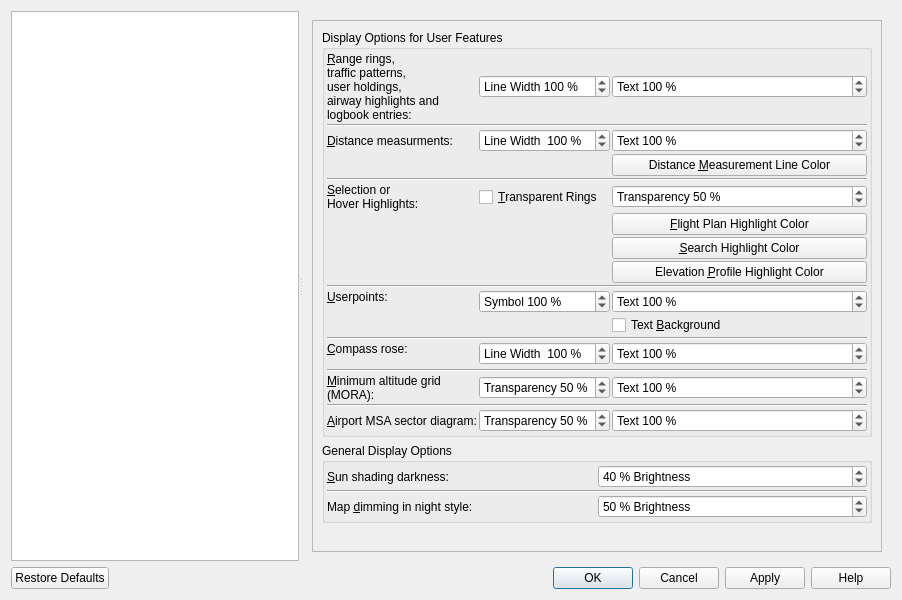
Qt form src/options/options.ui (albar965/littlenavmap) before a commit.
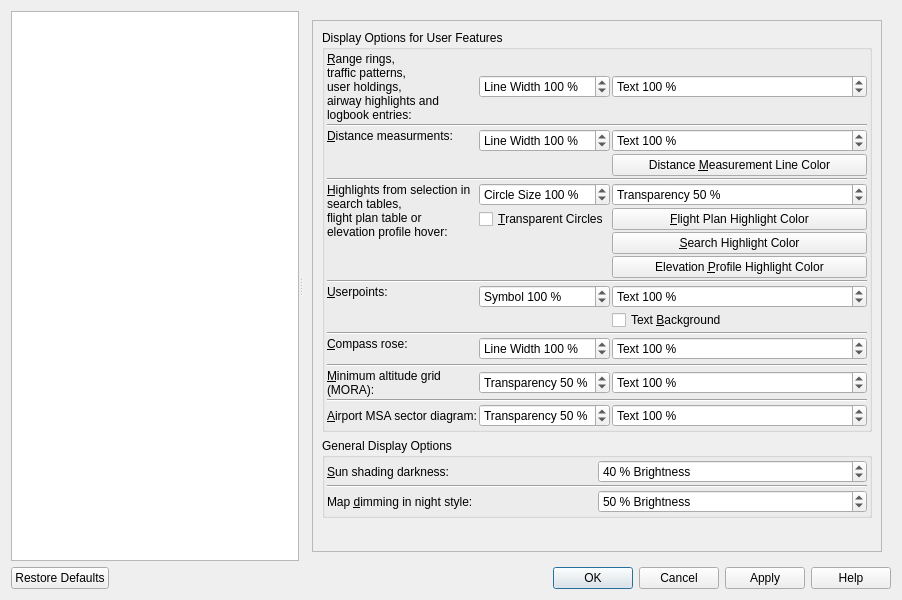
The same form after that commit. The open tabs and pages were chosen to show the change.

Commit message: Improved highlight marks and adjusting size to highlighted map feature now. Added size option for highlight marks. Highlight marks from table selections are always shown on top of other map features now. Fixes for more accuracy when calculating the size of map features.

```diff
--- a/src/options/options.ui
+++ b/src/options/options.ui
@@ -3355,7 +3355,7 @@
              <x>0</x>
              <y>0</y>
              <width>581</width>
-             <height>553</height>
+             <height>547</height>
             </rect>
            </property>
            <layout class="QGridLayout" name="gridLayout_35">
@@ -3393,7 +3393,28 @@
                <property name="spacing">
                 <number>2</number>
                </property>
-               <item row="20" column="2">
+               <item row="18" column="2">
+                <widget class="QLabel" name="labelOptionsMapMora">
+                 <property name="toolTip">
+                  <string>Thickness of the compass rose lines</string>
+                 </property>
+                 <property name="text">
+                  <string>&amp;Minimum altitude grid
+(MORA):</string>
+                 </property>
+                 <property name="buddy">
+                  <cstring>spinBoxOptionsDisplayTransparencyMora</cstring>
+                 </property>
+                </widget>
+               </item>
+               <item row="14" column="2" colspan="3">
+                <widget class="Line" name="line_3">
+                 <property name="orientation">
+                  <enum>Qt::Horizontal</enum>
+                 </property>
+                </widget>
+               </item>
+               <item row="21" column="2">
                 <widget class="QLabel" name="labelOptionsMapAirportMsa">
                  <property name="toolTip">
                   <string>Thickness of the compass rose lines</string>
@@ -3413,268 +3434,6 @@
                  </property>
                 </widget>
                </item>
-               <item row="0" column="3">
-                <widget class="QSpinBox" name="spinBoxOptionsDisplayThicknessUserFeature">
-                 <property name="toolTip">
-                  <string>Line thickness</string>
-                 </property>
-                 <property name="suffix">
-                  <string> %</string>
-                 </property>
-                 <property name="prefix">
-                  <string>Line Width </string>
-                 </property>
-                 <property name="minimum">
-                  <number>50</number>
-                 </property>
-                 <property name="maximum">
-                  <number>200</number>
-                 </property>
-                 <property name="singleStep">
-                  <number>10</number>
-                 </property>
-                 <property name="value">
-                  <number>100</number>
-                 </property>
-                </widget>
-               </item>
-               <item row="3" column="2">
-                <widget class="QLabel" name="labelOptionsMapDistanceMeasurement">
-                 <property name="text">
-                  <string>&amp;Distance measurments:</string>
-                 </property>
-                 <property name="buddy">
-                  <cstring>spinBoxOptionsDisplayThicknessUserFeature</cstring>
-                 </property>
-                </widget>
-               </item>
-               <item row="7" column="4">
-                <widget class="QPushButton" name="pushButtonOptionsMapHighlightFlightPlanColor">
-                 <property name="sizePolicy">
-                  <sizepolicy hsizetype="Expanding" vsizetype="Fixed">
-                   <horstretch>0</horstretch>
-                   <verstretch>0</verstretch>
-                  </sizepolicy>
-                 </property>
-                 <property name="toolTip">
-                  <string>Color for highlighted legs in the flight plan table.</string>
-                 </property>
-                 <property name="text">
-                  <string>&amp;Flight Plan Highlight Color</string>
-                 </property>
-                </widget>
-               </item>
-               <item row="6" column="4">
-                <widget class="QSpinBox" name="spinBoxOptionsMapHighlightTransparent">
-                 <property name="toolTip">
-                  <string>Transparency of the selection highlight rings.
-Value 0 is opaque and 90 is most transparent.</string>
-                 </property>
-                 <property name="suffix">
-                  <string> %</string>
-                 </property>
-                 <property name="prefix">
-                  <string>Transparency </string>
-                 </property>
-                 <property name="minimum">
-                  <number>0</number>
-                 </property>
-                 <property name="maximum">
-                  <number>90</number>
-                 </property>
-                 <property name="singleStep">
-                  <number>10</number>
-                 </property>
-                 <property name="value">
-                  <number>50</number>
-                 </property>
-                </widget>
-               </item>
-               <item row="3" column="3">
-                <widget class="QSpinBox" name="spinBoxOptionsDisplayThicknessMeasurement">
-                 <property name="toolTip">
-                  <string>Line thickness for measurement labels</string>
-                 </property>
-                 <property name="suffix">
-                  <string> %</string>
-                 </property>
-                 <property name="prefix">
-                  <string>Line Width  </string>
-                 </property>
-                 <property name="minimum">
-                  <number>50</number>
-                 </property>
-                 <property name="maximum">
-                  <number>200</number>
-                 </property>
-                 <property name="singleStep">
-                  <number>10</number>
-                 </property>
-                 <property name="value">
-                  <number>100</number>
-                 </property>
-                </widget>
-               </item>
-               <item row="12" column="4">
-                <widget class="QCheckBox" name="checkBoxOptionsMapUserpointText">
-                 <property name="toolTip">
-                  <string>Draw white background for userpoint text labels</string>
-                 </property>
-                 <property name="text">
-                  <string>Text &amp;Background</string>
-                 </property>
-                </widget>
-               </item>
-               <item row="8" column="4">
-                <widget class="QPushButton" name="pushButtonOptionsMapHighlightSearchColor">
-                 <property name="sizePolicy">
-                  <sizepolicy hsizetype="Expanding" vsizetype="Fixed">
-                   <horstretch>0</horstretch>
-                   <verstretch>0</verstretch>
-                  </sizepolicy>
-                 </property>
-                 <property name="toolTip">
-                  <string>Color for highlight of selected search results.</string>
-                 </property>
-                 <property name="text">
-                  <string>&amp;Search Highlight Color</string>
-                 </property>
-                </widget>
-               </item>
-               <item row="17" column="2">
-                <widget class="QLabel" name="labelOptionsMapMora">
-                 <property name="toolTip">
-                  <string>Thickness of the compass rose lines</string>
-                 </property>
-                 <property name="text">
-                  <string>&amp;Minimum altitude grid
-(MORA):</string>
-                 </property>
-                 <property name="buddy">
-                  <cstring>spinBoxOptionsDisplayTransparencyMora</cstring>
-                 </property>
-                </widget>
-               </item>
-               <item row="17" column="4">
-                <widget class="QSpinBox" name="spinBoxOptionsDisplayTextSizeMora">
-                 <property name="toolTip">
-                  <string>Text size of the MORA altitude labels</string>
-                 </property>
-                 <property name="suffix">
-                  <string> %</string>
-                 </property>
-                 <property name="prefix">
-                  <string>Text </string>
-                 </property>
-                 <property name="minimum">
-                  <number>20</number>
-                 </property>
-                 <property name="maximum">
-                  <number>150</number>
-                 </property>
-                 <property name="singleStep">
-                  <number>10</number>
-                 </property>
-                 <property name="value">
-                  <number>100</number>
-                 </property>
-                </widget>
-               </item>
-               <item row="14" column="3">
-                <widget class="QSpinBox" name="spinBoxOptionsDisplayThicknessCompassRose">
-                 <property name="toolTip">
-                  <string>Thickness of the compass rose lines</string>
-                 </property>
-                 <property name="suffix">
-                  <string> %</string>
-                 </property>
-                 <property name="prefix">
-                  <string>Line Width  </string>
-                 </property>
-                 <property name="minimum">
-                  <number>50</number>
-                 </property>
-                 <property name="maximum">
-                  <number>200</number>
-                 </property>
-                 <property name="singleStep">
-                  <number>10</number>
-                 </property>
-                 <property name="value">
-                  <number>100</number>
-                 </property>
-                </widget>
-               </item>
-               <item row="14" column="2" rowspan="2" alignment="Qt::AlignTop">
-                <widget class="QLabel" name="labelOptionsMapCompassRoseThickness">
-                 <property name="toolTip">
-                  <string>Thickness of the compass rose lines</string>
-                 </property>
-                 <property name="text">
-                  <string>&amp;Compass rose:</string>
-                 </property>
-                 <property name="buddy">
-                  <cstring>spinBoxOptionsDisplayThicknessCompassRose</cstring>
-                 </property>
-                </widget>
-               </item>
-               <item row="11" column="3">
-                <widget class="QSpinBox" name="spinBoxOptionsDisplaySymbolSizeUserpoint">
-                 <property name="toolTip">
-                  <string>Symbol size for userpoints</string>
-                 </property>
-                 <property name="suffix">
-                  <string> %</string>
-                 </property>
-                 <property name="prefix">
-                  <string>Symbol </string>
-                 </property>
-                 <property name="minimum">
-                  <number>50</number>
-                 </property>
-                 <property name="maximum">
-                  <number>200</number>
-                 </property>
-                 <property name="singleStep">
-                  <number>10</number>
-                 </property>
-                 <property name="value">
-                  <number>100</number>
-                 </property>
-                </widget>
-               </item>
-               <item row="19" column="2" colspan="3">
-                <widget class="Line" name="line_12">
-                 <property name="orientation">
-                  <enum>Qt::Horizontal</enum>
-                 </property>
-                </widget>
-               </item>
-               <item row="3" column="4">
-                <widget class="QSpinBox" name="spinBoxOptionsDisplayTextSizeMeasurement">
-                 <property name="toolTip">
-                  <string>Text size for measurement labels</string>
-                 </property>
-                 <property name="suffix">
-                  <string> %</string>
-                 </property>
-                 <property name="prefix">
-                  <string>Text </string>
-                 </property>
-                 <property name="minimum">
-                  <number>50</number>
-                 </property>
-                 <property name="maximum">
-                  <number>200</number>
-                 </property>
-                 <property name="singleStep">
-                  <number>10</number>
-                 </property>
-                 <property name="value">
-                  <number>100</number>
-                 </property>
-                </widget>
-               </item>
                <item row="0" column="2">
                 <widget class="QLabel" name="labelOptionsMapSizeUserFeature">
                  <property name="text">
@@ -3689,10 +3448,87 @@
                  </property>
                 </widget>
                </item>
-               <item row="17" column="3">
-                <widget class="QSpinBox" name="spinBoxOptionsDisplayTransparencyMora">
+               <item row="15" column="2" rowspan="2" alignment="Qt::AlignTop">
+                <widget class="QLabel" name="labelOptionsMapCompassRoseThickness">
                  <property name="toolTip">
-                  <string>Transparency of the MORA text and grid.
+                  <string>Thickness of the compass rose lines</string>
+                 </property>
+                 <property name="text">
+                  <string>&amp;Compass rose:</string>
+                 </property>
+                 <property name="buddy">
+                  <cstring>spinBoxOptionsDisplayThicknessCompassRose</cstring>
+                 </property>
+                </widget>
+               </item>
+               <item row="3" column="4">
+                <widget class="QSpinBox" name="spinBoxOptionsDisplayTextSizeMeasurement">
+                 <property name="toolTip">
+                  <string>Text size for measurement labels</string>
+                 </property>
+                 <property name="suffix">
+                  <string> %</string>
+                 </property>
+                 <property name="prefix">
+                  <string>Text </string>
+                 </property>
+                 <property name="minimum">
+                  <number>50</number>
+                 </property>
+                 <property name="maximum">
+                  <number>200</number>
+                 </property>
+                 <property name="singleStep">
+                  <number>10</number>
+                 </property>
+                 <property name="value">
+                  <number>100</number>
+                 </property>
+                </widget>
+               </item>
+               <item row="20" column="2" colspan="3">
+                <widget class="Line" name="line_12">
+                 <property name="orientation">
+                  <enum>Qt::Horizontal</enum>
+                 </property>
+                </widget>
+               </item>
+               <item row="12" column="3">
+                <widget class="QSpinBox" name="spinBoxOptionsDisplaySymbolSizeUserpoint">
+                 <property name="toolTip">
+                  <string>Symbol size for userpoints</string>
+                 </property>
+                 <property name="suffix">
+                  <string> %</string>
+                 </property>
+                 <property name="prefix">
+                  <string>Symbol </string>
+                 </property>
+                 <property name="minimum">
+                  <number>50</number>
+                 </property>
+                 <property name="maximum">
+                  <number>200</number>
+                 </property>
+                 <property name="singleStep">
+                  <number>10</number>
+                 </property>
+                 <property name="value">
+                  <number>100</number>
+                 </property>
+                </widget>
+               </item>
+               <item row="17" column="2" colspan="3">
+                <widget class="Line" name="line_17">
+                 <property name="orientation">
+                  <enum>Qt::Horizontal</enum>
+                 </property>
+                </widget>
+               </item>
+               <item row="7" column="4">
+                <widget class="QSpinBox" name="spinBoxOptionsMapHighlightTransparent">
+                 <property name="toolTip">
+                  <string>Transparency of the selection highlight circles.
 Value 0 is opaque and 90 is most transparent.</string>
                  </property>
                  <property name="suffix">
@@ -3715,7 +3551,7 @@
                  </property>
                 </widget>
                </item>
-               <item row="11" column="4">
+               <item row="12" column="4">
                 <widget class="QSpinBox" name="spinBoxOptionsDisplayTextSizeUserpoint">
                  <property name="toolTip">
                   <string>Label text size for userpoints</string>
@@ -3740,100 +3576,7 @@
                  </property>
                 </widget>
                </item>
-               <item row="9" column="4">
-                <widget class="QPushButton" name="pushButtonOptionsMapHighlightProfileColor">
-                 <property name="sizePolicy">
-                  <sizepolicy hsizetype="Expanding" vsizetype="Fixed">
-                   <horstretch>0</horstretch>
-                   <verstretch>0</verstretch>
-                  </sizepolicy>
-                 </property>
-                 <property name="toolTip">
-                  <string>Color for highlighted flight plan position for cursor in the elevation profile.</string>
-                 </property>
-                 <property name="text">
-                  <string>Elevation &amp;Profile Highlight Color</string>
-                 </property>
-                </widget>
-               </item>
-               <item row="0" column="4">
-                <widget class="QSpinBox" name="spinBoxOptionsDisplayTextSizeUserFeature">
-                 <property name="toolTip">
-                  <string>Text size for labels</string>
-                 </property>
-                 <property name="suffix">
-                  <string> %</string>
-                 </property>
-                 <property name="prefix">
-                  <string>Text </string>
-                 </property>
-                 <property name="minimum">
-                  <number>50</number>
-                 </property>
-                 <property name="maximum">
-                  <number>200</number>
-                 </property>
-                 <property name="singleStep">
-                  <number>10</number>
-                 </property>
-                 <property name="value">
-                  <number>100</number>
-                 </property>
-                </widget>
-               </item>
-               <item row="13" column="2" colspan="3">
-                <widget class="Line" name="line_3">
-                 <property name="orientation">
-                  <enum>Qt::Horizontal</enum>
-                 </property>
-                </widget>
-               </item>
-               <item row="6" column="3">
-                <widget class="QCheckBox" name="checkBoxOptionsMapHighlightTransparent">
-                 <property name="toolTip">
-                  <string>Change the display of rings highlighting selected features on the map.
-These are shown when a flight plan leg or an entry in a search result table is selected.</string>
-                 </property>
-                 <property name="text">
-                  <string>&amp;Transparent Rings</string>
-                 </property>
-                 <property name="checked">
-                  <bool>false</bool>
-                 </property>
-                </widget>
-               </item>
-               <item row="6" column="2">
-                <widget class="QLabel" name="labelOptionsMapSizeHighlight">
-                 <property name="text">
-                  <string>&amp;Selection or
-Hover Highlights:</string>
-                 </property>
-                 <property name="buddy">
-                  <cstring>spinBoxOptionsDisplayThicknessUserFeature</cstring>
-                 </property>
-                </widget>
-               </item>
-               <item row="11" column="2">
-                <widget class="QLabel" name="labelOptionsMapSizeUserpoint">
-                 <property name="text">
-                  <string>&amp;Userpoints:</string>
-                 </property>
-                 <property name="alignment">
-                  <set>Qt::AlignLeading|Qt::AlignLeft|Qt::AlignTop</set>
-                 </property>
-                 <property name="buddy">
-                  <cstring>spinBoxOptionsDisplaySymbolSizeNavaid</cstring>
-                 </property>
-                </widget>
-               </item>
-               <item row="2" column="2" colspan="3">
-                <widget class="Line" name="line_20">
-                 <property name="orientation">
-                  <enum>Qt::Horizontal</enum>
-                 </property>
-                </widget>
-               </item>
-               <item row="20" column="4">
+               <item row="21" column="4">
                 <widget class="QSpinBox" name="spinBoxOptionsDisplayTextSizeAirportMsa">
                  <property name="toolTip">
                   <string>Text size of the airport MSA altitude labels</string>
@@ -3858,14 +3601,7 @@
                  </property>
                 </widget>
                </item>
-               <item row="10" column="2" colspan="3">
-                <widget class="Line" name="line_16">
-                 <property name="orientation">
-                  <enum>Qt::Horizontal</enum>
-                 </property>
-                </widget>
-               </item>
-               <item row="14" column="4">
+               <item row="15" column="4">
                 <widget class="QSpinBox" name="spinBoxOptionsDisplayTextSizeCompassRose">
                  <property name="toolTip">
                   <string>Text size of the compass rose line labels</string>
@@ -3890,39 +3626,6 @@
                  </property>
                 </widget>
                </item>
-               <item row="16" column="2" colspan="3">
-                <widget class="Line" name="line_17">
-                 <property name="orientation">
-                  <enum>Qt::Horizontal</enum>
-                 </property>
-                </widget>
-               </item>
-               <item row="20" column="3">
-                <widget class="QSpinBox" name="spinBoxOptionsDisplayTransparencyAirportMsa">
-                 <property name="toolTip">
-                  <string>Transparency of the airport MSA sector text and lines.
-Value 0 is opaque and 90 is most transparent.</string>
-                 </property>
-                 <property name="suffix">
-                  <string> %</string>
-                 </property>
-                 <property name="prefix">
-                  <string>Transparency </string>
-                 </property>
-                 <property name="minimum">
-                  <number>0</number>
-                 </property>
-                 <property name="maximum">
-                  <number>90</number>
-                 </property>
-                 <property name="singleStep">
-                  <number>10</number>
-                 </property>
-                 <property name="value">
-                  <number>50</number>
-                 </property>
-                </widget>
-               </item>
                <item row="4" column="4">
                 <widget class="QPushButton" name="pushButtonOptionsMapMeasurementColor">
                  <property name="sizePolicy">
@@ -3940,6 +3643,337 @@
                  </property>
                 </widget>
                </item>
+               <item row="13" column="4">
+                <widget class="QCheckBox" name="checkBoxOptionsMapUserpointText">
+                 <property name="toolTip">
+                  <string>Draw white background for userpoint text labels</string>
+                 </property>
+                 <property name="text">
+                  <string>Text &amp;Background</string>
+                 </property>
+                </widget>
+               </item>
+               <item row="15" column="3">
+                <widget class="QSpinBox" name="spinBoxOptionsDisplayThicknessCompassRose">
+                 <property name="toolTip">
+                  <string>Thickness of the compass rose lines</string>
+                 </property>
+                 <property name="suffix">
+                  <string> %</string>
+                 </property>
+                 <property name="prefix">
+                  <string>Line Width </string>
+                 </property>
+                 <property name="minimum">
+                  <number>50</number>
+                 </property>
+                 <property name="maximum">
+                  <number>200</number>
+                 </property>
+                 <property name="singleStep">
+                  <number>10</number>
+                 </property>
+                 <property name="value">
+                  <number>100</number>
+                 </property>
+                </widget>
+               </item>
+               <item row="18" column="4">
+                <widget class="QSpinBox" name="spinBoxOptionsDisplayTextSizeMora">
+                 <property name="toolTip">
+                  <string>Text size of the MORA altitude labels</string>
+                 </property>
+                 <property name="suffix">
+                  <string> %</string>
+                 </property>
+                 <property name="prefix">
+                  <string>Text </string>
+                 </property>
+                 <property name="minimum">
+                  <number>20</number>
+                 </property>
+                 <property name="maximum">
+                  <number>150</number>
+                 </property>
+                 <property name="singleStep">
+                  <number>10</number>
+                 </property>
+                 <property name="value">
+                  <number>100</number>
+                 </property>
+                </widget>
+               </item>
+               <item row="18" column="3">
+                <widget class="QSpinBox" name="spinBoxOptionsDisplayTransparencyMora">
+                 <property name="toolTip">
+                  <string>Transparency of the MORA text and grid.
+Value 0 is opaque and 90 is most transparent.</string>
+                 </property>
+                 <property name="suffix">
+                  <string> %</string>
+                 </property>
+                 <property name="prefix">
+                  <string>Transparency </string>
+                 </property>
+                 <property name="minimum">
+                  <number>0</number>
+                 </property>
+                 <property name="maximum">
+                  <number>90</number>
+                 </property>
+                 <property name="singleStep">
+                  <number>10</number>
+                 </property>
+                 <property name="value">
+                  <number>50</number>
+                 </property>
+                </widget>
+               </item>
+               <item row="8" column="4">
+                <widget class="QPushButton" name="pushButtonOptionsMapHighlightFlightPlanColor">
+                 <property name="sizePolicy">
+                  <sizepolicy hsizetype="Expanding" vsizetype="Fixed">
+                   <horstretch>0</horstretch>
+                   <verstretch>0</verstretch>
+                  </sizepolicy>
+                 </property>
+                 <property name="toolTip">
+                  <string>Highlight color on the map for selected legs in the flight plan table.</string>
+                 </property>
+                 <property name="text">
+                  <string>&amp;Flight Plan Highlight Color</string>
+                 </property>
+                </widget>
+               </item>
+               <item row="3" column="3">
+                <widget class="QSpinBox" name="spinBoxOptionsDisplayThicknessMeasurement">
+                 <property name="toolTip">
+                  <string>Line thickness for measurement labels</string>
+                 </property>
+                 <property name="suffix">
+                  <string> %</string>
+                 </property>
+                 <property name="prefix">
+                  <string>Line Width </string>
+                 </property>
+                 <property name="minimum">
+                  <number>50</number>
+                 </property>
+                 <property name="maximum">
+                  <number>200</number>
+                 </property>
+                 <property name="singleStep">
+                  <number>10</number>
+                 </property>
+                 <property name="value">
+                  <number>100</number>
+                 </property>
+                </widget>
+               </item>
+               <item row="0" column="4">
+                <widget class="QSpinBox" name="spinBoxOptionsDisplayTextSizeUserFeature">
+                 <property name="toolTip">
+                  <string>Text size for labels</string>
+                 </property>
+                 <property name="suffix">
+                  <string> %</string>
+                 </property>
+                 <property name="prefix">
+                  <string>Text </string>
+                 </property>
+                 <property name="minimum">
+                  <number>50</number>
+                 </property>
+                 <property name="maximum">
+                  <number>200</number>
+                 </property>
+                 <property name="singleStep">
+                  <number>10</number>
+                 </property>
+                 <property name="value">
+                  <number>100</number>
+                 </property>
+                </widget>
+               </item>
+               <item row="2" column="2" colspan="3">
+                <widget class="Line" name="line_20">
+                 <property name="orientation">
+                  <enum>Qt::Horizontal</enum>
+                 </property>
+                </widget>
+               </item>
+               <item row="0" column="3">
+                <widget class="QSpinBox" name="spinBoxOptionsDisplayThicknessUserFeature">
+                 <property name="toolTip">
+                  <string>Line thickness</string>
+                 </property>
+                 <property name="suffix">
+                  <string> %</string>
+                 </property>
+                 <property name="prefix">
+                  <string>Line Width </string>
+                 </property>
+                 <property name="minimum">
+                  <number>50</number>
+                 </property>
+                 <property name="maximum">
+                  <number>200</number>
+                 </property>
+                 <property name="singleStep">
+                  <number>10</number>
+                 </property>
+                 <property name="value">
+                  <number>100</number>
+                 </property>
+                </widget>
+               </item>
+               <item row="9" column="4">
+                <widget class="QPushButton" name="pushButtonOptionsMapHighlightSearchColor">
+                 <property name="sizePolicy">
+                  <sizepolicy hsizetype="Expanding" vsizetype="Fixed">
+                   <horstretch>0</horstretch>
+                   <verstretch>0</verstretch>
+                  </sizepolicy>
+                 </property>
+                 <property name="toolTip">
+                  <string>Highlight color on the map for selected entries in the search result tables.</string>
+                 </property>
+                 <property name="text">
+                  <string>&amp;Search Highlight Color</string>
+                 </property>
+                </widget>
+               </item>
+               <item row="11" column="2" colspan="3">
+                <widget class="Line" name="line_16">
+                 <property name="orientation">
+                  <enum>Qt::Horizontal</enum>
+                 </property>
+                </widget>
+               </item>
+               <item row="21" column="3">
+                <widget class="QSpinBox" name="spinBoxOptionsDisplayTransparencyAirportMsa">
+                 <property name="toolTip">
+                  <string>Transparency of the airport MSA sector text and lines.
+Value 0 is opaque and 90 is most transparent.</string>
+                 </property>
+                 <property name="suffix">
+                  <string> %</string>
+                 </property>
+                 <property name="prefix">
+                  <string>Transparency </string>
+                 </property>
+                 <property name="minimum">
+                  <number>0</number>
+                 </property>
+                 <property name="maximum">
+                  <number>90</number>
+                 </property>
+                 <property name="singleStep">
+                  <number>10</number>
+                 </property>
+                 <property name="value">
+                  <number>50</number>
+                 </property>
+                </widget>
+               </item>
+               <item row="10" column="4">
+                <widget class="QPushButton" name="pushButtonOptionsMapHighlightProfileColor">
+                 <property name="sizePolicy">
+                  <sizepolicy hsizetype="Expanding" vsizetype="Fixed">
+                   <horstretch>0</horstretch>
+                   <verstretch>0</verstretch>
+                  </sizepolicy>
+                 </property>
+                 <property name="toolTip">
+                  <string>Color for highlighted flight plan position for cursor in the elevation profile.</string>
+                 </property>
+                 <property name="text">
+                  <string>Elevation &amp;Profile Highlight Color</string>
+                 </property>
+                </widget>
+               </item>
+               <item row="8" column="3">
+                <widget class="QCheckBox" name="checkBoxOptionsMapHighlightTransparent">
+                 <property name="toolTip">
+                  <string>Change the display of circles highlighting selected features on the map.
+These are shown when a flight plan leg is selected, an entry in a search result table is selected or 
+if you hover over the elevation profile.</string>
+                 </property>
+                 <property name="text">
+                  <string>&amp;Transparent Circles</string>
+                 </property>
+                 <property name="checked">
+                  <bool>false</bool>
+                 </property>
+                </widget>
+               </item>
+               <item row="7" column="3">
+                <widget class="QSpinBox" name="spinBoxOptionsDisplaySymbolSizeHighlight">
+                 <property name="toolTip">
+                  <string>Symbol size for selection highlight circles</string>
+                 </property>
+                 <property name="suffix">
+                  <string> %</string>
+                 </property>
+                 <property name="prefix">
+                  <string>Circle Size </string>
+                 </property>
+                 <property name="minimum">
+                  <number>50</number>
+                 </property>
+                 <property name="maximum">
+                  <number>200</number>
+                 </property>
+                 <property name="singleStep">
+                  <number>10</number>
+                 </property>
+                 <property name="value">
+                  <number>100</number>
+                 </property>
+                </widget>
+               </item>
+               <item row="7" column="2" rowspan="4">
+                <widget class="QLabel" name="labelOptionsMapSizeHighlight">
+                 <property name="text">
+                  <string>&amp;Highlights from selection in
+search tables,
+flight plan table or
+elevation profile hover:</string>
+                 </property>
+                 <property name="alignment">
+                  <set>Qt::AlignLeading|Qt::AlignLeft|Qt::AlignTop</set>
+                 </property>
+                 <property name="buddy">
+                  <cstring>spinBoxOptionsDisplayThicknessUserFeature</cstring>
+                 </property>
+                </widget>
+               </item>
+               <item row="12" column="2" rowspan="2">
+                <widget class="QLabel" name="labelOptionsMapSizeUserpoint">
+                 <property name="text">
+                  <string>&amp;Userpoints:</string>
+                 </property>
+                 <property name="alignment">
+                  <set>Qt::AlignLeading|Qt::AlignLeft|Qt::AlignTop</set>
+                 </property>
+                 <property name="buddy">
+                  <cstring>spinBoxOptionsDisplaySymbolSizeNavaid</cstring>
+                 </property>
+                </widget>
+               </item>
+               <item row="3" column="2" rowspan="2">
+                <widget class="QLabel" name="labelOptionsMapDistanceMeasurement">
+                 <property name="text">
+                  <string>&amp;Distance measurments:</string>
+                 </property>
+                 <property name="alignment">
+                  <set>Qt::AlignLeading|Qt::AlignLeft|Qt::AlignTop</set>
+                 </property>
+                 <property name="buddy">
+                  <cstring>spinBoxOptionsDisplayThicknessUserFeature</cstring>
+                 </property>
+                </widget>
+               </item>
               </layout>
              </widget>
             </item>
```
Left out of the diff: 476 changed lines with no effect on the pictures. The commit also changes 12 other files.
